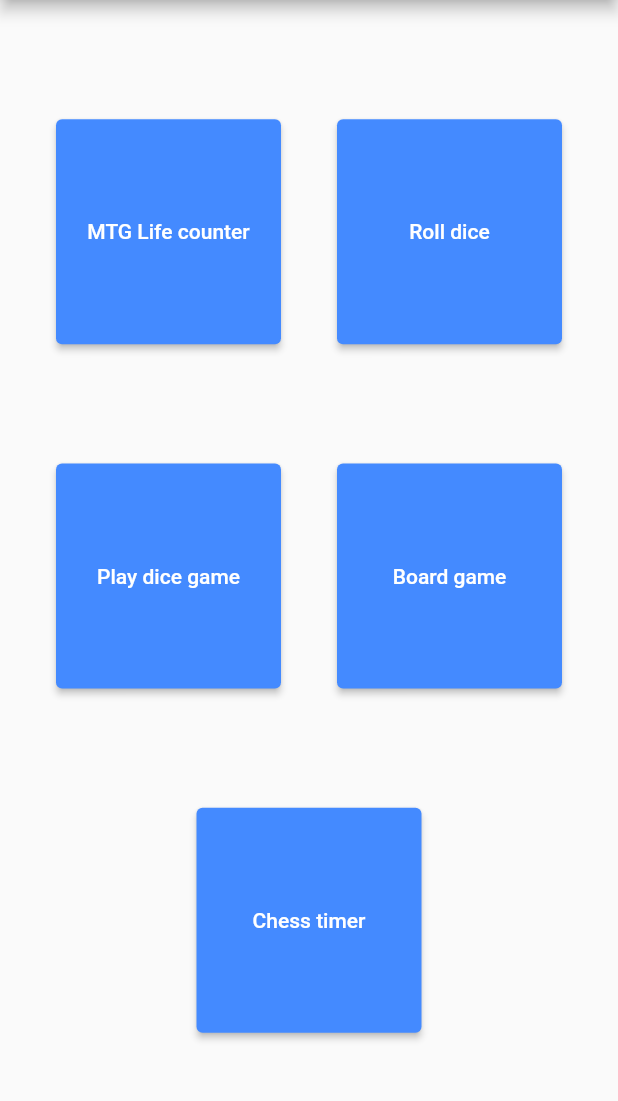
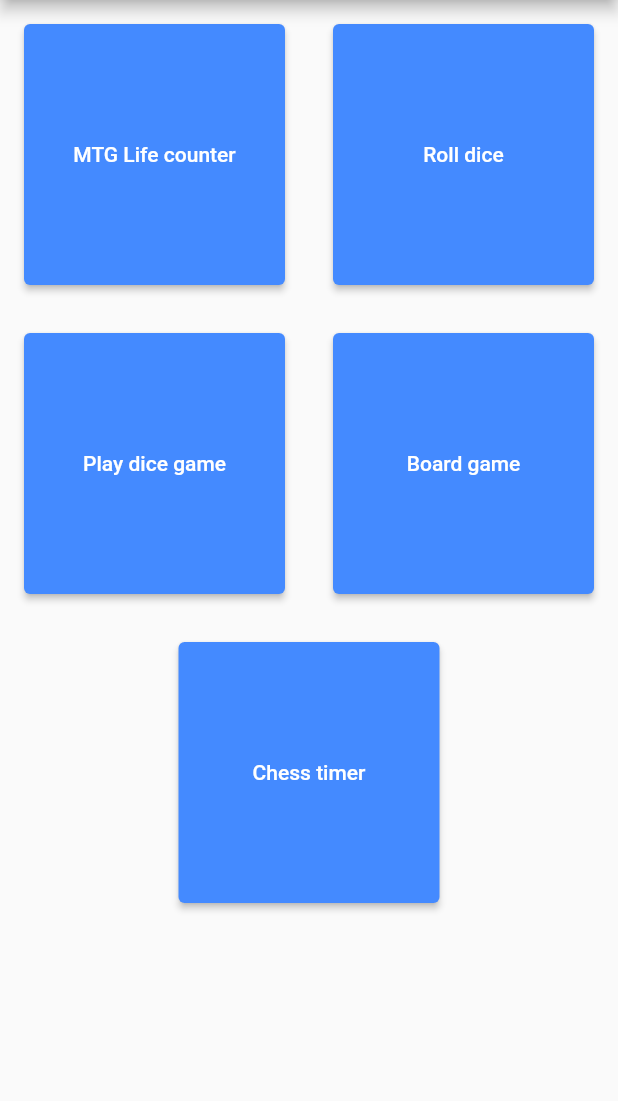
Before and after one commit to Waratax/project, a Flutter app: the screen it shows after launch, on a phone screen of 412 x 824 dp, the part 84-1185 px from its top. Run offline on Flutter 3.47's test engine with Material 2 defaults, Android fonts, the light colour scheme and no system bars; missing offline and left inert: flutter_picker.

Commit message:
resize by scr size :)

```diff
--- a/lib/screens/mainScreen.dart
+++ b/lib/screens/mainScreen.dart
@@ -10,6 +10,8 @@
 class _MainScreenState extends State<MainScreen> {
   @override
   Widget build(BuildContext context) {
+    double widthScr = MediaQuery.of(context).size.width;
+    double heightScr = MediaQuery.of(context).size.height;
     return Scaffold(
         appBar: AppBar(
           automaticallyImplyLeading: false,
@@ -18,13 +20,12 @@
         body: Center(
             child: Column(
           children: [
-            Spacer(),
             Row(
               children: [
-                Spacer(),
                 Container(
-                  width: 150,
-                  height: 150,
+                  width: widthScr * 0.5,
+                  height: widthScr * 0.5,
+                  padding: EdgeInsets.all(16),
                   child: ElevatedButton(
                       onPressed: () {
                         Navigator.pushNamed(
@@ -35,10 +36,10 @@
                         primary: Colors.blueAccent.shade200,
                       )),
                 ),
-                Spacer(),
                 Container(
-                  width: 150,
-                  height: 150,
+                  width: widthScr * 0.5,
+                  height: widthScr * 0.5,
+                  padding: EdgeInsets.all(16),
                   child: ElevatedButton(
                       onPressed: () {
                         Navigator.pushNamed(context, "/diceRoll"); //dice rolls
@@ -48,16 +49,14 @@
                         primary: Colors.blueAccent.shade200,
                       )),
                 ),
-                Spacer(),
               ],
             ),
-            Spacer(),
             Row(
               children: [
-                Spacer(),
                 Container(
-                  width: 150,
-                  height: 150,
+                  width: widthScr * 0.5,
+                  height: widthScr * 0.5,
+                  padding: EdgeInsets.all(16),
                   child: ElevatedButton(
                       onPressed: () {
                         Navigator.pushNamed(
@@ -68,10 +67,10 @@
                         primary: Colors.blueAccent.shade200,
                       )),
                 ),
-                Spacer(),
                 Container(
-                  width: 150,
-                  height: 150,
+                  width: widthScr * 0.5,
+                  height: widthScr * 0.5,
+                  padding: EdgeInsets.all(16),
                   child: ElevatedButton(
                       onPressed: () {
                         Navigator.pushNamed(context,
@@ -82,13 +81,12 @@
                         primary: Colors.blueAccent.shade200,
                       )),
                 ),
-                Spacer(),
               ],
             ),
-            Spacer(),
             Container(
-              width: 150,
-              height: 150,
+              width: widthScr * 0.5,
+              height: widthScr * 0.5,
+              padding: EdgeInsets.all(16),
               child: ElevatedButton(
                   onPressed: () {
                     Navigator.pushNamed(context, "/cards"); //card game for sure
@@ -98,7 +96,6 @@
                     primary: Colors.blueAccent.shade200,
                   )),
             ),
-            Spacer(),
           ],
         )));
   }
```
